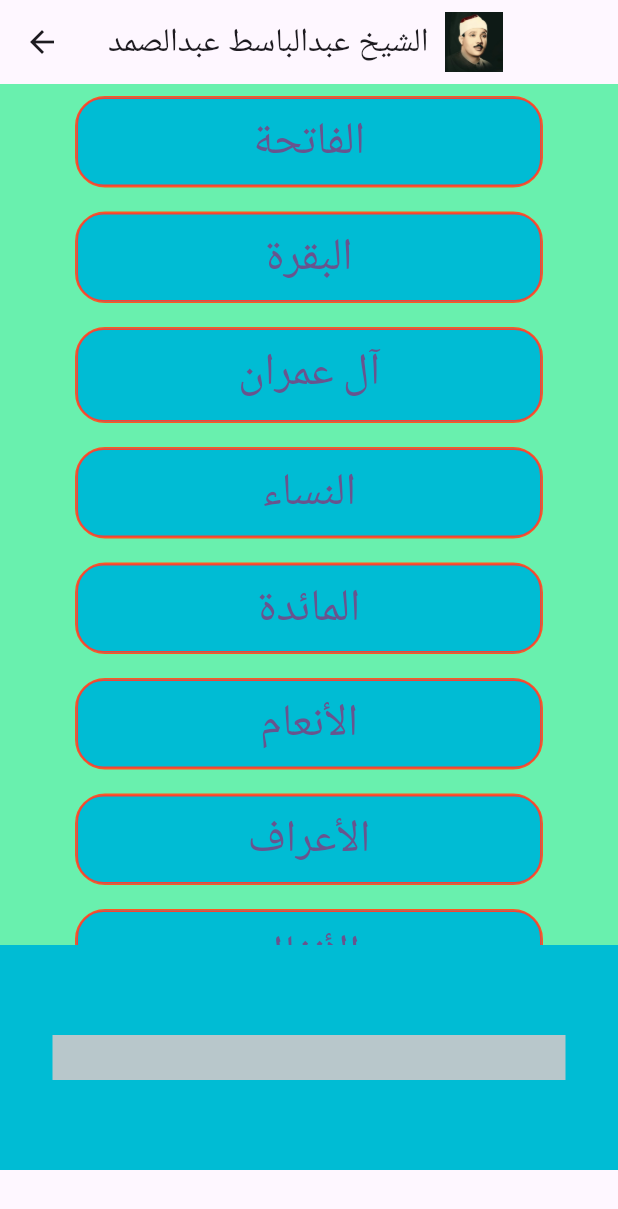
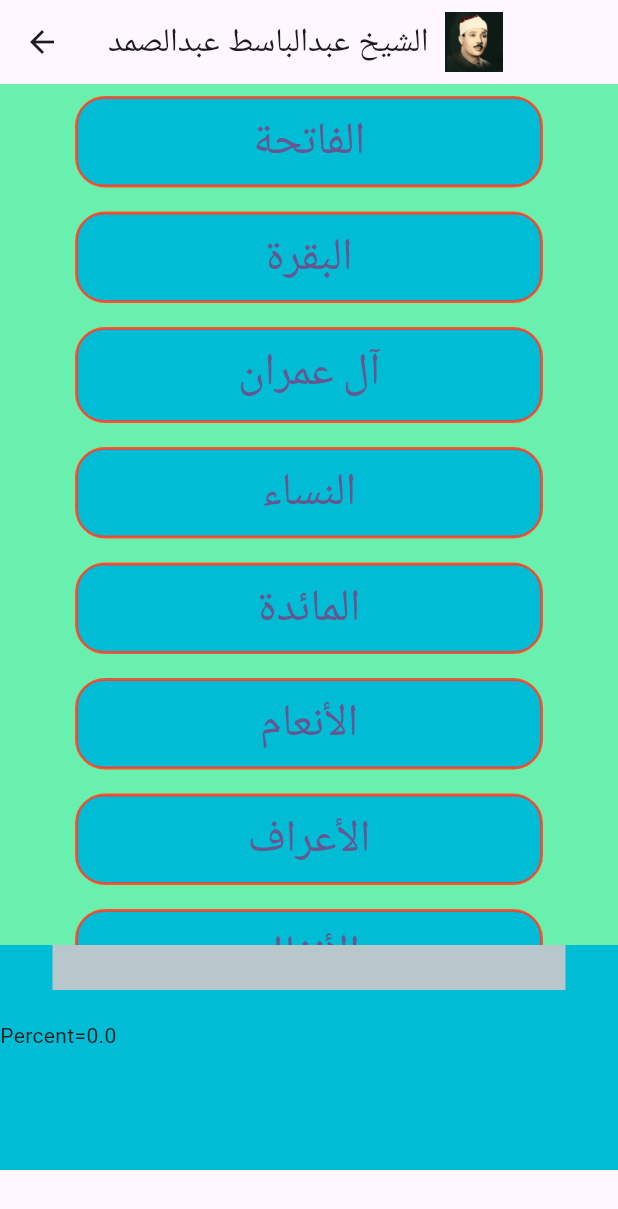
Before and after one commit to mhussin2008/modern_mushaf, a Flutter app: the selected_qary_recite screen opened directly with empty values, on a phone screen of 412 x 824 dp. Shown: the top 1209 px of the screen. Run offline on Flutter 3.47's test engine with Material 2 defaults, Android fonts, the light colour scheme and no system bars; drawn by our look-alikes of percent_indicator; our stand-ins replace easy_search_bar, google_fonts, just_audio, scrollable_positioned_list, share_plus and 1 more; missing offline and left inert: dart:ffi; accounts and stored records are empty.

Commit message:
workiing loading sound ok percent working

```diff
--- a/lib/selected_qary_recite.dart
+++ b/lib/selected_qary_recite.dart
@@ -170,12 +170,25 @@ class _selected_qary_reciteState extends State<selected_qary_recite> {
               valueListenable: Percent,
               builder: (BuildContext context, value, Widget? child) {
 
-                  return  LinearPercentIndicator(
+                return  Column(
+                  children: [
+                    LinearPercentIndicator(
                         width: s_width-50,
                         lineHeight: 30,
                         percent: (value >1 || value<0 || value.isNaN )?0.0:value ,
                         progressColor: Colors.orange,
                         alignment: MainAxisAlignment.center
+                    ),
+                    SizedBox(height: 20,),
+                    Row(
+                      children: [
+                        Text('Percent='),
+                        Text(((value*100).roundToDouble()).toString()),
+                      ],
+                    )
+
+
+                  ],
                 );
 
               },
```
Lines whose indentation alone changed are shown as unchanged.
